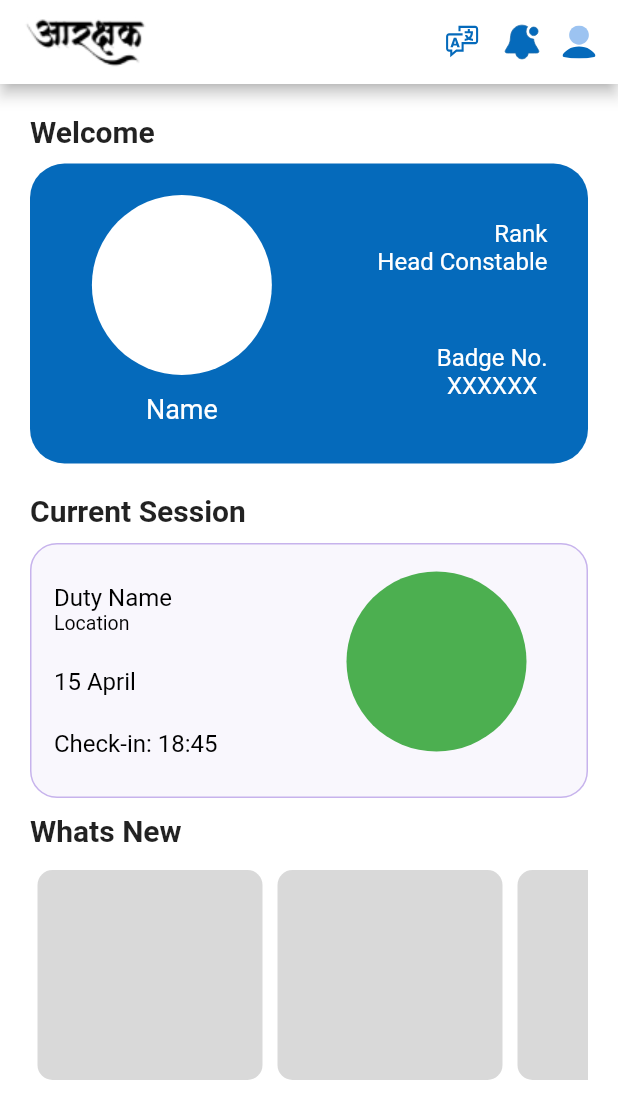
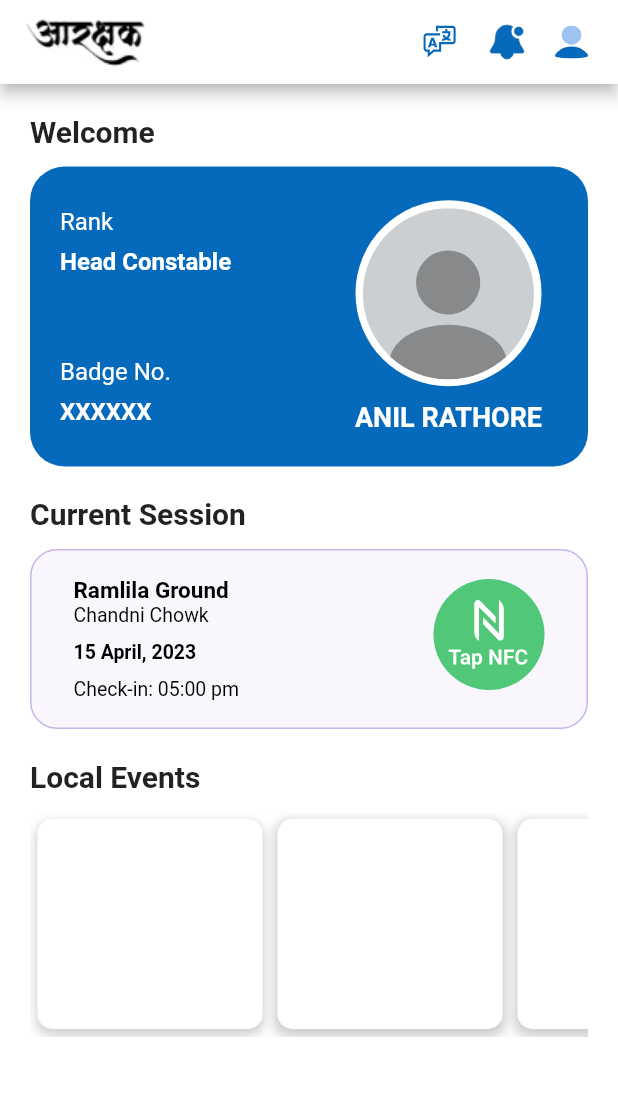
Before and after one commit to Aarakshak/Aarakshak-Flutter, a Flutter app: the screen it shows after launch, on a phone screen of 412 x 824 dp. Shown: the top 1119 px of the screen. Run offline on Flutter 3.47's test engine with Material 2 defaults, Android fonts, the phone set to English and light mode, and no system bars; our stand-ins replace flutter_svg.

Commit message:
Dashboard UI done Navbar Pending

```diff
--- a/analysis_options.yaml
+++ b/analysis_options.yaml
@@ -1,7 +1,7 @@
 # This file configures the analyzer, which statically analyzes Dart code to
 # check for errors, warnings, and lints.
 #
-# The issues identified by the analyzer are surfaced in the UI of Dart-enabled
+# The issues identified by the analyzer are surfaced in the color_code.dart of Dart-enabled
 # IDEs (https://dart.dev/tools#ides-and-editors). The analyzer can also be
 # invoked from the command line by running `flutter analyze`.
 
--- a/lib/main.dart
+++ b/lib/main.dart
@@ -1,9 +1,5 @@
-import 'package:aarakshak/widgets/profile_card.dart';
-import 'package:aarakshak/widgets/session_card.dart';
+import 'package:aarakshak/screens/hompage.dart';
 import 'package:flutter/material.dart';
-import 'package:flutter_svg/flutter_svg.dart';
-import 'package:flutter_svg/flutter_svg.dart';
-import 'package:vector_graphics/vector_graphics.dart';
 
 void main() {
   runApp(const MyApp());
@@ -14,134 +10,10 @@ class MyApp extends StatelessWidget {
 
   @override
   Widget build(BuildContext context) {
-    return MaterialApp(
+    return const MaterialApp(
+      debugShowCheckedModeBanner: false,
       title: 'Flutter Demo',
-      theme: ThemeData(
-        primarySwatch: Colors.blue,
-      ),
-      home: const MyHomePage(),
+      home: HomePage(),
     );
   }
 }
-
-class MyHomePage extends StatefulWidget {
-  const MyHomePage({super.key});
-
-  @override
-  State<MyHomePage> createState() => _MyHomePageState();
-}
-
-class _MyHomePageState extends State<MyHomePage> {
-  @override
-  Widget build(BuildContext context) {
-    return Scaffold(
-      backgroundColor: Colors.white,
-      appBar: AppBar(
-        title: Image.asset("assets/images/title.jpg",),
-        actions: [
-          SvgPicture.asset(
-            'assets/images/new.svg',
-          ),
-          const SizedBox(
-            width: 15,
-          ),
-          SvgPicture.asset(
-            'assets/images/bell.svg',
-          ),
-          const SizedBox(
-            width: 15,
-          ),
-          SvgPicture.asset(
-            'assets/images/profile.svg',
-          ),
-          const SizedBox(
-            width: 15,
-          ),
-        ],
-        backgroundColor: Colors.white,
-      ),
-      body: Container(
-        padding: const EdgeInsets.symmetric(horizontal: 20, vertical: 20),
-        child: Column(
-          crossAxisAlignment: CrossAxisAlignment.start,
-          children: [
-            const Text(
-              "Welcome",
-              style: TextStyle(fontSize: 20, fontWeight: FontWeight.bold),
-            ),
-            const SizedBox(
-              height: 10,
-            ),
-            const ProfileCard(),
-            const SizedBox(
-              height: 20,
-            ),
-            const Text(
-              "Current Session",
-              style: TextStyle(fontSize: 20, fontWeight: FontWeight.bold),
-            ),
-            const SizedBox(
-              height: 10,
-            ),
-            const SessionCard(),
-            const SizedBox(
-              height: 10,
-            ),
-            const Text(
-              "Whats New",
-              style: TextStyle(fontSize: 20, fontWeight: FontWeight.bold),
-            ),
-            const SizedBox(
-              height: 10,
-            ),
-            Container(
-              height: 150,
-              width: double.infinity,
-              child: ListView(
-                scrollDirection: Axis.horizontal,
-                children: [
-                  Container(
-                    margin: const EdgeInsets.all(5),
-                    width: 150,
-                    height: 40,
-                    decoration: BoxDecoration(
-                      borderRadius: BorderRadius.circular(10),
-                      color: const Color(0xffd9d9d9),
-                    ),
-                  ),
-                  Container(
-                    margin: const EdgeInsets.all(5),
-                    width: 150,
-                    height: 40,
-                    decoration: BoxDecoration(
-                      borderRadius: BorderRadius.circular(10),
-                      color: const Color(0xffd9d9d9),
-                    ),
-                  ),
-                  Container(
-                    margin: const EdgeInsets.all(5),
-                    width: 150,
-                    height: 40,
-                    decoration: BoxDecoration(
-                      borderRadius: BorderRadius.circular(10),
-                      color: const Color(0xffd9d9d9),
-                    ),
-                  ),
-                  Container(
-                    margin: const EdgeInsets.all(5),
-                    width: 150,
-                    height: 40,
-                    decoration: BoxDecoration(
-                      borderRadius: BorderRadius.circular(10),
-                      color: const Color(0xffd9d9d9),
-                    ),
-                  ),
-                ],
-              ),
-            ),
-          ],
-        ),
-      ),
-    );
-  }
-}
--- /dev/null
+++ b/lib/screens/hompage.dart
@@ -0,0 +1,139 @@
+import 'package:aarakshak/ui_components/colors/color_code.dart';
+import 'package:aarakshak/widgets/profile_card.dart';
+import 'package:aarakshak/widgets/session_card.dart';
+import 'package:flutter/material.dart';
+import 'package:flutter_svg/flutter_svg.dart';
+
+class HomePage extends StatelessWidget {
+  const HomePage({super.key});
+
+  @override
+  Widget build(BuildContext context) {
+    return Scaffold(
+      backgroundColor: Colors.white,
+      appBar: AppBar(
+        title: Image.asset(
+          "assets/images/title.jpg",
+        ),
+        actions: [
+          SvgPicture.asset(
+            'assets/images/new.svg',
+          ),
+          const SizedBox(
+            width: 20,
+          ),
+          SvgPicture.asset(
+            'assets/images/bell.svg',
+          ),
+          const SizedBox(
+            width: 20,
+          ),
+          SvgPicture.asset(
+            'assets/images/profile.svg',
+          ),
+          const SizedBox(
+            width: 20,
+          ),
+        ],
+        backgroundColor: Colors.white,
+      ),
+      body: Container(
+        padding: const EdgeInsets.symmetric(horizontal: 20, vertical: 20),
+        child: Column(
+          crossAxisAlignment: CrossAxisAlignment.start,
+          children: [
+            const Text(
+              "Welcome",
+              style: TextStyle(fontSize: 20, fontWeight: FontWeight.bold),
+            ),
+            const SizedBox(
+              height: 12,
+            ),
+            const ProfileCard(),
+            const SizedBox(
+              height: 20,
+            ),
+            const Text(
+              "Current Session",
+              style: TextStyle(fontSize: 20, fontWeight: FontWeight.bold),
+            ),
+            const SizedBox(
+              height: 12,
+            ),
+            const SessionCard(),
+            const SizedBox(
+              height: 20,
+            ),
+            const Text(
+              "Local Events",
+              style: TextStyle(fontSize: 20, fontWeight: FontWeight.bold),
+            ),
+            const SizedBox(
+              height: 12,
+            ),
+            SizedBox(
+              height: 150,
+              width: double.infinity,
+              child: ListView(
+                scrollDirection: Axis.horizontal,
+                children: [
+                  Container(
+                    margin: const EdgeInsets.all(5),
+                    width: 150,
+                    height: 40,
+                    decoration: BoxDecoration(
+                      borderRadius: BorderRadius.circular(10),
+                      color: Colors.white,
+                      boxShadow: [
+                        BoxShadow(
+                          color: Colors.grey.withOpacity(0.5), // shadow color
+                          spreadRadius: 1, // how spread out the shadow is
+                          blurRadius: 5, // blur radius of the shadow
+                          offset: const Offset(0, 3), // changes the position of the shadow
+                        ),
+                      ],
+                    ),
+                  ),
+                  Container(
+                    margin: const EdgeInsets.all(5),
+                    width: 150,
+                    height: 40,
+                    decoration: BoxDecoration(
+                      borderRadius: BorderRadius.circular(10),
+                      color: Colors.white,
+                      boxShadow: [
+                        BoxShadow(
+                          color: Colors.grey.withOpacity(0.5), // shadow color
+                          spreadRadius: 2, // how spread out the shadow is
+                          blurRadius: 5, // blur radius of the shadow
+                          offset: const Offset(0, 3), // changes the position of the shadow
+                        ),
+                      ],
+                    ),
+                  ),
+                  Container(
+                    margin: const EdgeInsets.all(5),
+                    width: 150,
+                    height: 40,
+                    decoration: BoxDecoration(
+                      borderRadius: BorderRadius.circular(10),
+                      color: Colors.white,
+                      boxShadow: [
+                        BoxShadow(
+                          color: Colors.grey.withOpacity(0.5), // shadow color
+                          spreadRadius: 2, // how spread out the shadow is
+                          blurRadius: 5, // blur radius of the shadow
+                          offset: const Offset(0, 3), // changes the position of the shadow
+                        ),
+                      ],
+                    ),
+                  ),
+                ],
+              ),
+            ),
+          ],
+        ),
+      ),
+    );
+  }
+}
--- /dev/null
+++ b/lib/ui_components/colors/color_code.dart
@@ -0,0 +1,16 @@
+import 'dart:ui';
+
+class AppColors{
+  // Profile Card Colors
+  static Color profileCardBackgroundColor = const Color(0xff056ABB);
+  static Color profileCardEllipseColor = const Color(0xff50C878);
+  static Color profileCardCheckInText = const Color(0xff38AC36);
+
+  // Normal Colors
+  static Color white = const Color(0xffffffff);
+  static Color black = const Color(0xff000000);
+
+  // Text
+  static Color whiteText = const Color(0xffffffff);
+  static Color blackText = const Color(0xff000000);
+}
--- a/lib/widgets/profile_card.dart
+++ b/lib/widgets/profile_card.dart
@@ -1,4 +1,7 @@
 import 'package:flutter/material.dart';
+import 'package:flutter_svg/flutter_svg.dart';
+import '../ui_components/colors/color_code.dart';
+
 
 class ProfileCard extends StatelessWidget {
   const ProfileCard({Key? key}) : super(key: key);
@@ -6,71 +9,83 @@ class ProfileCard extends StatelessWidget {
   @override
   Widget build(BuildContext context) {
     return Container(
-      padding: const EdgeInsets.fromLTRB(20, 15, 27, 20),
       width: double.infinity,
       height: 200,
       decoration: BoxDecoration(
-        color: const Color(0xff056ABB),
+        color: AppColors.profileCardBackgroundColor,
         borderRadius: BorderRadius.circular(23),
       ),
       child: Row(
         children: [
           Expanded(
-              child: Column(
-                mainAxisAlignment: MainAxisAlignment.center,
-                children: const [
-                  CircleAvatar(
-                    radius: 60,
-                    backgroundColor: Colors.white,
-                  ),
-                  SizedBox(
-                    height: 12,
-                  ),
-                  Text(
-                    "Name",
-                    style: TextStyle(color: Colors.white, fontSize: 18),
-                  ),
-                ],
-              )),
-          Expanded(
+            child: Container(
+              padding: const EdgeInsets.only(left: 20),
               child: Column(
                 mainAxisAlignment: MainAxisAlignment.spaceAround,
-              crossAxisAlignment: CrossAxisAlignment.end,
+                crossAxisAlignment: CrossAxisAlignment.start,
                 children: [
                   Column(
-                  crossAxisAlignment: CrossAxisAlignment.end,
-                  children: const [
+                    crossAxisAlignment: CrossAxisAlignment.start,
+                    children: [
                       Text(
                         "Rank",
                         style: TextStyle(
-                        color: Colors.white,
+                          color: AppColors.whiteText,
                           fontSize: 16,
                         ),
                       ),
+                      const SizedBox(height: 8),
                       Text(
                         "Head Constable",
-                      style:
-                      TextStyle(color: Colors.white, fontSize: 16),
+                        style: TextStyle(color: AppColors.whiteText, fontSize: 16,fontWeight: FontWeight.w700),
                       ),
                     ],
                   ),
                   Column(
-                  children: const [
+                    crossAxisAlignment: CrossAxisAlignment.start,
+                    children: [
                       Text(
                         "Badge No.",
-                      style:
-                      TextStyle(color: Colors.white, fontSize: 16),
+                        style: TextStyle(color: AppColors.whiteText, fontSize: 16),
                       ),
+                      const SizedBox(height: 8),
                       Text(
                         "XXXXXX",
-                      style:
-                      TextStyle(color: Colors.white, fontSize: 16),
+                        style: TextStyle(color: AppColors.whiteText, fontSize: 16,fontWeight: FontWeight.w700),
                       ),
                     ],
                   ),
                 ],
               ),
             ),
+          ),
+          Expanded(
+              child: Column(
+                mainAxisAlignment: MainAxisAlignment.center,
+                children: [
+                  CircleAvatar(
+                    radius: 62,
+                    backgroundColor: AppColors.white,
+                    child: Padding(
+                      padding: const EdgeInsets.only(top: 1.5),
+                      child: SvgPicture.asset(
+                        'assets/images/blank_image.svg',
+                        alignment: Alignment.center,
+                      ),
+                    ),
+                  ),
+                  const SizedBox(
+                    height: 10,
+                  ),
+                   Text(
+                    "ANIL RATHORE",
+                    style: TextStyle(
+                        color: AppColors.whiteText,
+                        fontSize: 18,
+                        fontWeight: FontWeight.bold),
+                  ),
+                ],
+              )),
         ],
       ),
     );
--- a/lib/widgets/session_card.dart
+++ b/lib/widgets/session_card.dart
@@ -1,4 +1,6 @@
+import 'package:aarakshak/ui_components/colors/color_code.dart';
 import 'package:flutter/material.dart';
+import 'package:flutter_svg/flutter_svg.dart';
 
 class SessionCard extends StatelessWidget {
   const SessionCard({Key? key}) : super(key: key);
@@ -6,70 +8,64 @@ class SessionCard extends StatelessWidget {
   @override
   Widget build(BuildContext context) {
     return Container(
-      padding: const EdgeInsets.fromLTRB(15, 15, 15, 15),
+      padding: const EdgeInsets.symmetric(horizontal: 20),
       width: double.infinity,
-      height: 170,
+      height: 120,
       decoration: BoxDecoration(
         border: Border.all(color: const Color(0xa5ab8ee3)),
         color: const Color(0x11ab8ee3),
         borderRadius: BorderRadius.circular(18),
       ),
       child: Row(
+        mainAxisAlignment: MainAxisAlignment.spaceBetween,
         children: [
-          Expanded(
+          Padding(
+            padding: const EdgeInsets.all(8.0),
             child: Column(
-              mainAxisAlignment: MainAxisAlignment.spaceAround,
+              mainAxisAlignment: MainAxisAlignment.spaceEvenly,
               crossAxisAlignment: CrossAxisAlignment.start,
               children: [
                 Column(
                   crossAxisAlignment: CrossAxisAlignment.start,
-                  children: const [
+                  children: [
                     Text(
-                      "Duty Name",
+                      "Ramlila Ground",
                       style: TextStyle(
-                        color: Colors.black,
-                        fontSize: 16,
+                        color: AppColors.blackText,
+                        fontSize: 15,
+                        fontWeight: FontWeight.w700,
                       ),
                     ),
                     Text(
-                      "Location",
+                      "Chandni Chowk",
                       style: TextStyle(
-                        color: Colors.black,
+                        color: AppColors.blackText,
                         fontSize: 13,
                       ),
                     ),
                   ],
                 ),
-                const Text(
-                  "15 April",
+                Text(
+                  "15 April, 2023",
                   style: TextStyle(
-                    color: Colors.black,
-                    fontSize: 16,
+                    color: AppColors.blackText,
+                    fontWeight: FontWeight.w700,
+                    fontSize: 13,
                   ),
                 ),
-                const Text(
-                  "Check-in: 18:45",
+                Text(
+                  "Check-in: 05:00 pm",
                   style: TextStyle(
-                    color: Colors.black,
-                    fontSize: 16,
+                    color: AppColors.blackText,
+                    fontSize: 13,
                   ),
                 ),
               ],
             ),
           ),
-          Expanded(
-              child: Column(
-            mainAxisAlignment: MainAxisAlignment.center,
-            children: const [
-              CircleAvatar(
-                radius: 60,
-                backgroundColor: Colors.green,
-              ),
-              SizedBox(
-                height: 12,
-              ),
-            ],
-          )),
+          SvgPicture.asset(
+            'assets/images/tap_nfc.svg',
+          ),
         ],
       ),
     );
```
Also changed, not shown: assets/images/blank_image.svg (added), assets/images/tap_nfc.svg (added), 4 other files. Lines whose indentation alone changed are shown as unchanged.
